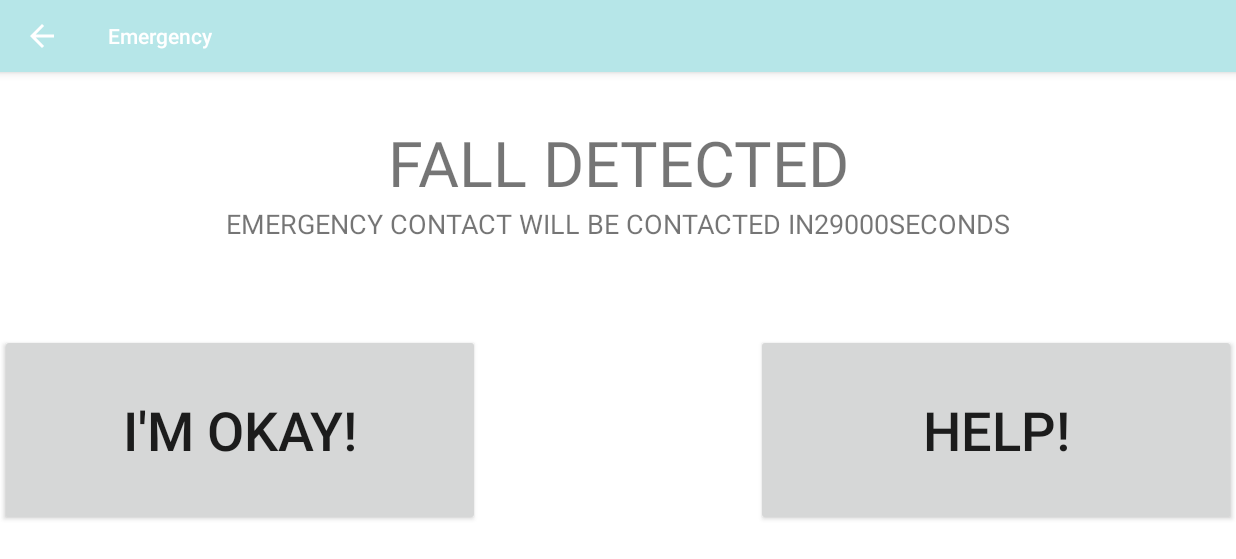
After one commit to nicolas-suzuki/radq, an Android app: the EmergencyActivity screen opened directly, with no data from a screen before it, on a phone screen of 824 x 412 dp (held sideways). The commit adds this screen. Shown: the top 559 px of the screen. Run offline under Robolectric (Android 15) with nearby library versions, the light colour scheme and no system bars.

Commit message:
First commit of Emergency activity

```diff
--- a/app/src/main/AndroidManifest.xml
+++ b/app/src/main/AndroidManifest.xml
@@ -65,6 +65,15 @@
             android:label="@string/settings_title">
         </activity>
 
+        <!--Emergency Activity-->
+        <activity
+            android:screenOrientation="landscape"
+            android:name=".EmergencyActivity"
+            android:theme="@style/AppTheme"
+            android:parentActivityName=".MainActivity"
+            android:label="@string/emergency_title">
+        </activity>
+
         <!-- Loading Activity -->
         <activity android:name=".SplashScreenActivity"
             android:theme="@style/SplashScreen">
--- a/app/src/main/java/com/aden/radq/CameraActivity.java
+++ b/app/src/main/java/com/aden/radq/CameraActivity.java
@@ -2,6 +2,7 @@ package com.aden.radq;
 
 import android.app.DownloadManager;
 import android.content.Context;
+import android.content.Intent;
 import android.content.SharedPreferences;
 import android.graphics.Bitmap;
 import android.net.Uri;
@@ -332,7 +333,8 @@ public class CameraActivity extends AppCompatActivity implements CameraBridgeVie
     }
 
     private void initiateAlarm() {
-
+        Intent intent = new Intent(this, EmergencyActivity.class);
+        startActivity(intent);
     }
 
     private void sendMessageToContact() {
--- /dev/null
+++ b/app/src/main/java/com/aden/radq/EmergencyActivity.java
@@ -0,0 +1,47 @@
+package com.aden.radq;
+
+import android.graphics.Color;
+import android.os.Bundle;
+import android.os.CountDownTimer;
+import android.speech.tts.TextToSpeech;
+import android.util.Log;
+import android.widget.TextView;
+
+import androidx.annotation.Nullable;
+import androidx.appcompat.app.AppCompatActivity;
+import androidx.constraintlayout.widget.ConstraintLayout;
+
+public class EmergencyActivity extends AppCompatActivity {
+    @Override
+    protected void onCreate(@Nullable Bundle savedInstanceState) {
+        super.onCreate(savedInstanceState);
+        setContentView(R.layout.emergency_activity);
+        final ConstraintLayout currentLayout = findViewById(R.id.emergencyLayout);
+        final TextView textView = findViewById(R.id.emergencyContactWillBeContactedTxt);
+        final String test = (String) textView.getText();
+        Log.d("timer", "Timer Started");
+
+        new CountDownTimer(30000,1000){
+            boolean tick = true;
+            @Override
+            public void onTick(long millisUntilFinished) {
+                Log.d("timer","tick");
+
+                String test2 = test + millisUntilFinished + "seconds";
+                textView.setText(test2);
+                if(tick){
+                    currentLayout.setBackgroundColor(Color.RED);
+                    tick = false;
+                } else {
+                    currentLayout.setBackgroundColor(Color.WHITE);
+                    tick = true;
+                }
+            }
+            @Override
+            public void onFinish() {
+                Log.d("timer","timer finished");
+
+            }
+        }.start();
+    }
+}
--- a/app/src/main/res/layout/emergency_activity.xml
+++ b/app/src/main/res/layout/emergency_activity.xml
@@ -1,21 +1,60 @@
 <?xml version="1.0" encoding="utf-8"?>
-<RelativeLayout
-    xmlns:android="http://schemas.android.com/apk/res/android"
+<androidx.constraintlayout.widget.ConstraintLayout xmlns:android="http://schemas.android.com/apk/res/android"
     xmlns:app="http://schemas.android.com/apk/res-auto"
+    xmlns:tools="http://schemas.android.com/tools"
     android:layout_width="match_parent"
-    android:layout_height="match_parent">
+    android:layout_height="match_parent"
+    android:id="@+id/emergencyLayout"
+    android:background="#FFFFFF">
 
     <TextView
         android:id="@+id/textView"
-        android:layout_width="259dp"
-        android:layout_height="95dp"
-        android:text="QUEDA DETECTADA"
+        android:layout_width="741dp"
+        android:layout_height="wrap_content"
+        android:layout_alignParentEnd="true"
+        android:layout_marginTop="32dp"
+        android:text="@string/fall_detected"
         android:textAlignment="center"
+        android:textAllCaps="true"
+        android:textIsSelectable="false"
+        android:textSize="42sp"
+        app:layout_constraintEnd_toEndOf="parent"
+        app:layout_constraintStart_toStartOf="parent"
+        app:layout_constraintTop_toTopOf="parent" />
+
+    <TextView
+        android:id="@+id/emergencyContactWillBeContactedTxt"
+        android:layout_width="741dp"
+        android:layout_height="wrap_content"
+        android:layout_alignParentEnd="true"
+        android:text="@string/emergency_contact_will_be_contacted"
+        android:textAlignment="center"
+        android:textAllCaps="true"
+        android:textIsSelectable="false"
+        android:textSize="18sp"
+        app:layout_constraintBottom_toBottomOf="parent"
+        app:layout_constraintEnd_toEndOf="parent"
+        app:layout_constraintStart_toStartOf="parent"
+        app:layout_constraintTop_toBottomOf="@+id/textView"
+        app:layout_constraintVertical_bias="0.0" />
+
+    <Button
+        android:id="@+id/imOkay"
+        android:layout_width="320dp"
+        android:layout_height="128dp"
+        android:text="@string/imOkay"
+        android:textSize="36sp"
+        app:layout_constraintBottom_toBottomOf="parent"
+        app:layout_constraintStart_toStartOf="parent"
+        app:layout_constraintTop_toBottomOf="@+id/emergencyContactWillBeContactedTxt" />
+
+    <Button
+        android:id="@+id/imNotOkay"
+        android:layout_width="320dp"
+        android:layout_height="128dp"
+        android:text="@string/imNotOkay"
         android:textSize="36sp"
         app:layout_constraintBottom_toBottomOf="parent"
         app:layout_constraintEnd_toEndOf="parent"
-        app:layout_constraintHorizontal_bias="0.496"
-        app:layout_constraintStart_toStartOf="parent"
-        app:layout_constraintTop_toTopOf="parent"
-        app:layout_constraintVertical_bias="0.529" />
-</RelativeLayout>
+        app:layout_constraintTop_toBottomOf="@+id/emergencyContactWillBeContactedTxt" />
+</androidx.constraintlayout.widget.ConstraintLayout>
--- a/app/src/main/res/values/strings.xml
+++ b/app/src/main/res/values/strings.xml
@@ -2,6 +2,7 @@
     <string name="app_name">Fall Detector Autonomous Robot</string>
     <string name="app_description">Fall detector autonomous robot</string>
     <string name="downloading_necessary_files">Downloading RAQD necessary files</string>
+    <string name="fall_detected">Fall detected</string>
 
 
     <!-- Log Messages -->
@@ -24,4 +25,8 @@
     <string name="app_logo">Uma senhora com uma muleta sendo acompanhada pelo RADQ, Robô Autônomo Detector de Quedas</string>
     <string name="save_bttn_settings">Salvar</string>
     <string name="switch_FrontBackCamera_txt">Ativar câmera traseira?</string>
+    <string name="emergency_title">Emergency</string>
+    <string name="imOkay">I\'m Okay!</string>
+    <string name="imNotOkay">HELP!</string>
+    <string name="emergency_contact_will_be_contacted">Emergency contact will be contacted in</string>
 </resources>
```
Also changed, not shown: 2 other files.
